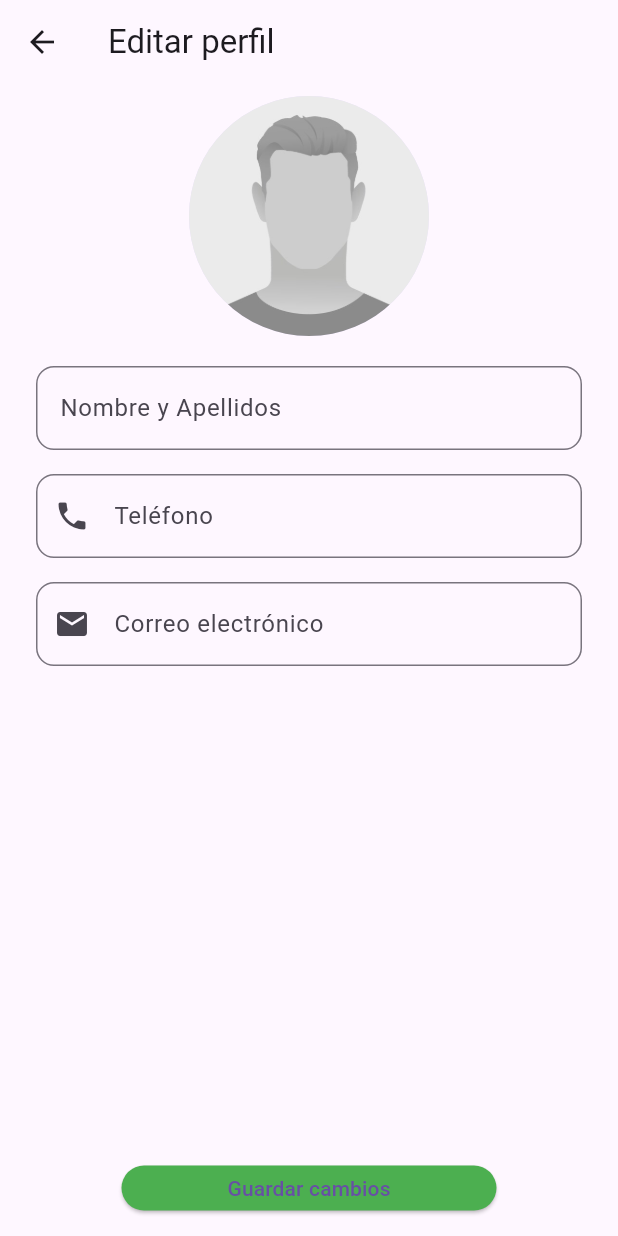
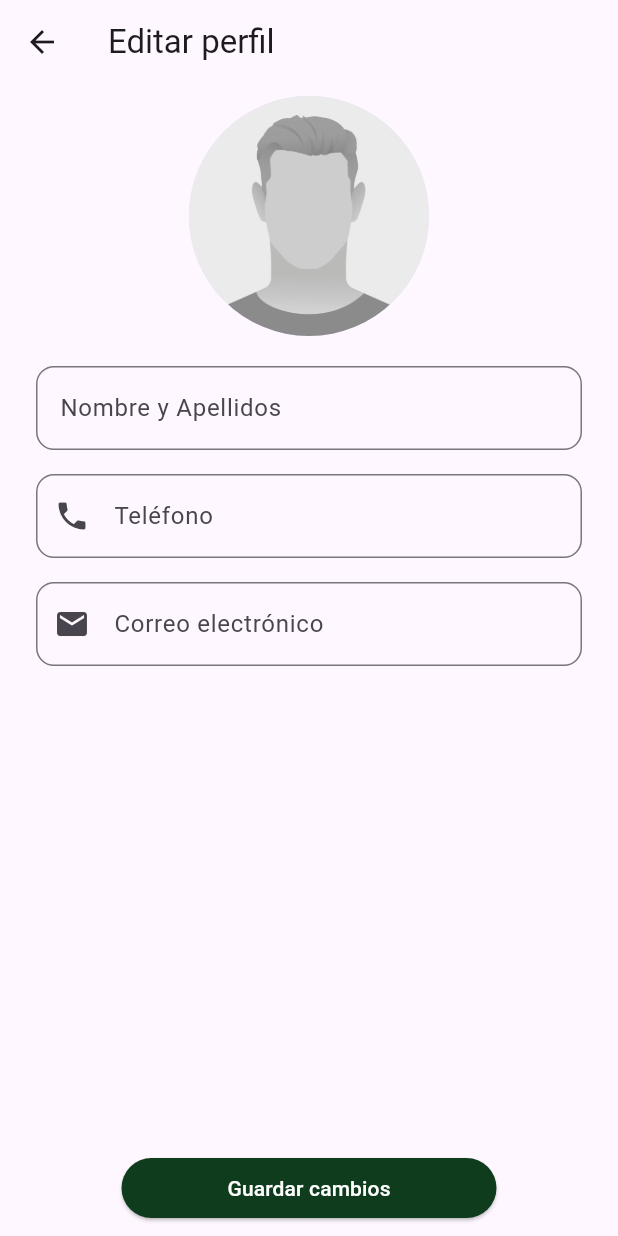
Before and after one commit to marcaixs/kntina_app, a Flutter app: the EditProfilePage screen opened directly, on a phone screen of 412 x 824 dp. Run offline on Flutter 3.47's test engine with Material 3 defaults, Android fonts, the phone set to English and light mode, and no system bars; our stand-ins replace font_awesome_flutter.

Commit message:
refactor: user custom button

```diff
--- a/lib/features/profile/edit_profile_page.dart
+++ b/lib/features/profile/edit_profile_page.dart
@@ -1,5 +1,6 @@
 import 'package:flutter/material.dart';
 import 'package:kntina_app/core/widgets/back_appbar.dart';
+import 'package:kntina_app/features/shared/widgets/custom_button.dart';
 
 class EditProfilePage extends StatelessWidget {
   const EditProfilePage({super.key});
@@ -61,13 +62,9 @@ class EditProfilePage extends StatelessWidget {
                   ),
                 ),
               ],),
-            ElevatedButton(
+            CustomButton(
               onPressed: () {},
-              style: ElevatedButton.styleFrom(
-                minimumSize: Size(250, 30),
-                backgroundColor: Colors.green
-              ),
-              child: Text('Guardar cambios'),
+              text:'Guardar cambios',
             ),],
           ),
         ),
```
Also changed, not shown: lib/features/profile/change_password_page.dart (+3 -12 lines).
